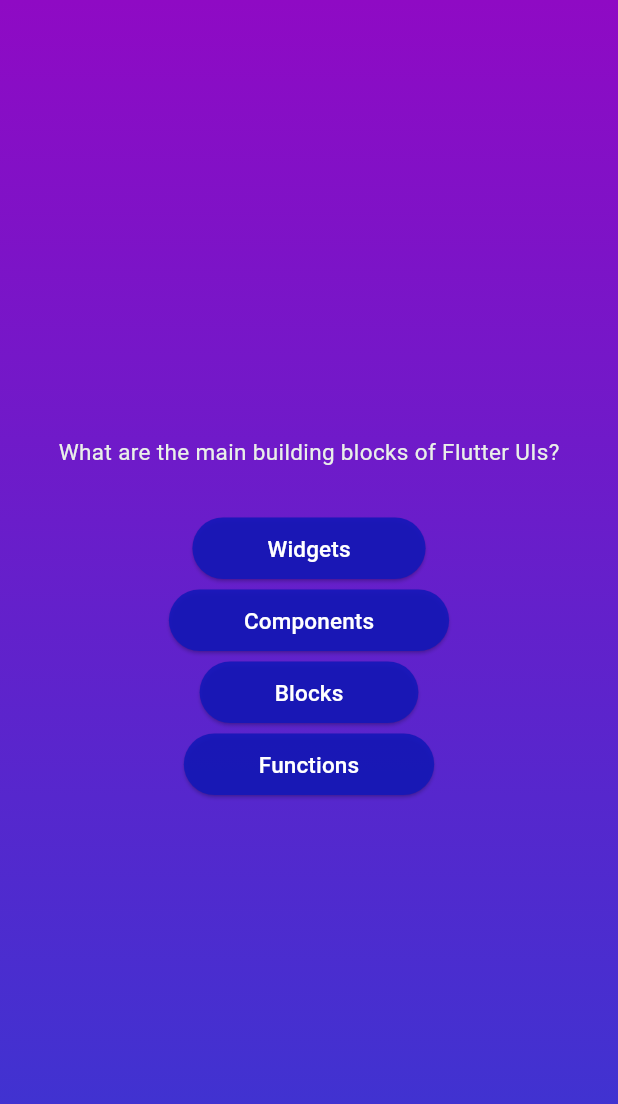
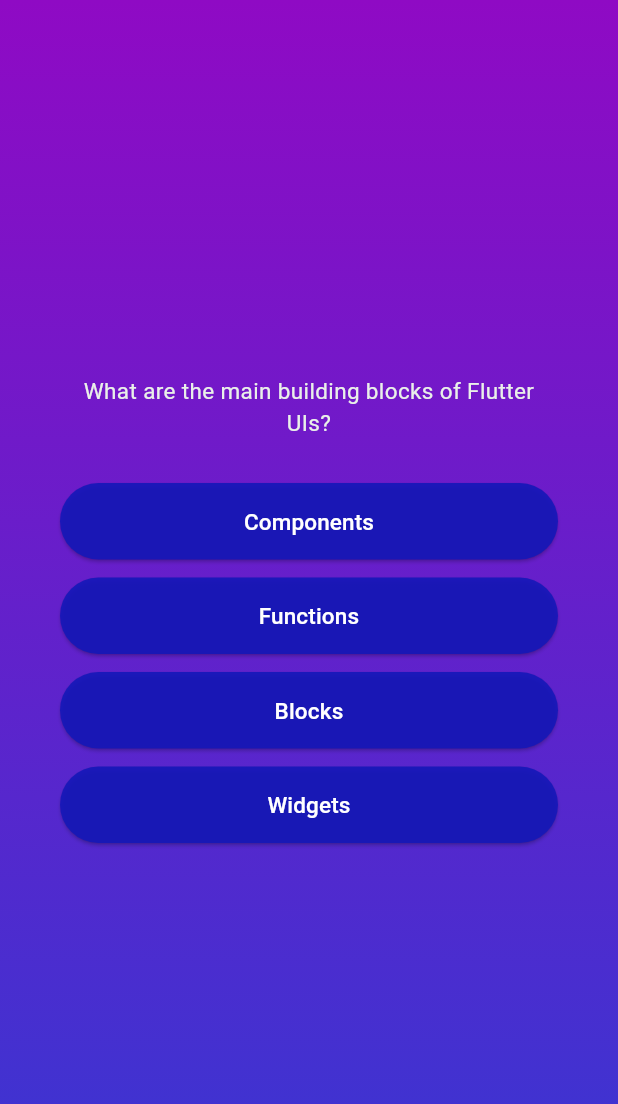
Before and after one commit to KalpeshLambade/flutter_quiz, a Flutter app: the screen it shows after launch, after a tap on "Start Quize", on a phone screen of 412 x 824 dp. Shown: the top 1104 px of the screen. Run offline on Flutter 3.47's test engine with Material 3 defaults, Android fonts, the phone set to English and light mode, and no system bars.

```diff
--- a/quize/lib/answer_button.dart
+++ b/quize/lib/answer_button.dart
@@ -8,9 +8,11 @@ class AnswerButton extends StatelessWidget {
 
   @override
   Widget build(BuildContext context) {
-    return ElevatedButton(
+    return Container(
+      margin: const EdgeInsets.only(bottom:12),
+      child: ElevatedButton(
         style: ElevatedButton.styleFrom(
-          padding: const EdgeInsets.symmetric(vertical: 10, horizontal: 50),
+            padding: const EdgeInsets.symmetric(vertical: 15, horizontal: 50),
             backgroundColor: const Color.fromARGB(229, 20, 23, 185),
             shape: const RoundedRectangleBorder(
                 borderRadius: BorderRadius.all(Radius.circular(30)))),
@@ -18,6 +20,8 @@ class AnswerButton extends StatelessWidget {
         child: Text(
           text,
           style: const TextStyle(color: Colors.white,fontSize: 15),
+          textAlign: TextAlign.center,
+        ),
       ),
     );
   }
--- a/quize/lib/model/quiz_question.dart
+++ b/quize/lib/model/quiz_question.dart
@@ -3,4 +3,10 @@ class QuizQuestion {
   final List<String> answers;
 
   const QuizQuestion(this.text,this.answers);
+
+  List<String> getShuffledAnswer(){
+    final shuffledAnswer = List.of(answers);
+    shuffledAnswer.shuffle();
+    return shuffledAnswer;
+  }
 }
--- a/quize/lib/question_screen.dart
+++ b/quize/lib/question_screen.dart
@@ -16,21 +16,26 @@ class _QuestionScrrenState extends State<QuestionScrren> {
   Widget build(context) {
     final currentQuestions = questions[0];
 
-    return Column(
+    return Container(
+      margin: const EdgeInsets.all(40),
+      child: Column(
         mainAxisAlignment: MainAxisAlignment.center,
+        crossAxisAlignment: CrossAxisAlignment.stretch,
         children: [
           Text(
             currentQuestions.text,
             style: const TextStyle(
                 color: Color.fromARGB(255, 234, 240, 233), fontSize: 15),
+            textAlign:TextAlign.center,
           ),
           const SizedBox(
             height: 30,
           ),
-        ...currentQuestions.answers.map((item) {
+          ...currentQuestions.getShuffledAnswer().map((item) {
             return AnswerButton(text: item, onTap: () {});
           }),
         ],
+      ),
     );
   }
 }
```
Lines whose indentation alone changed are shown as unchanged.
